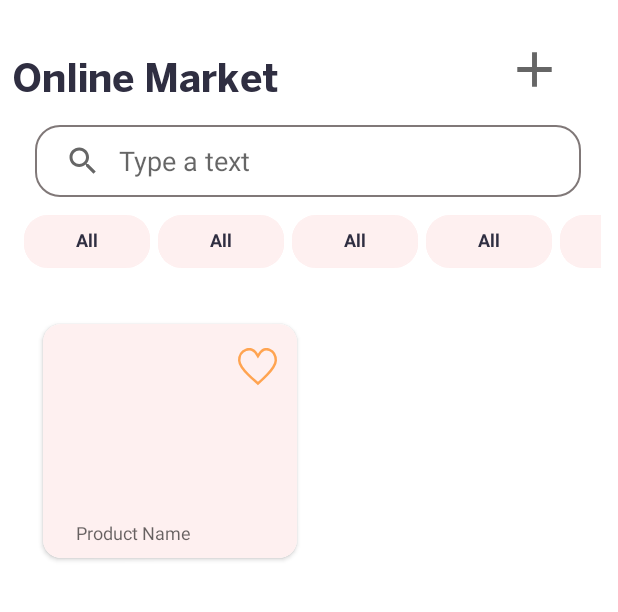
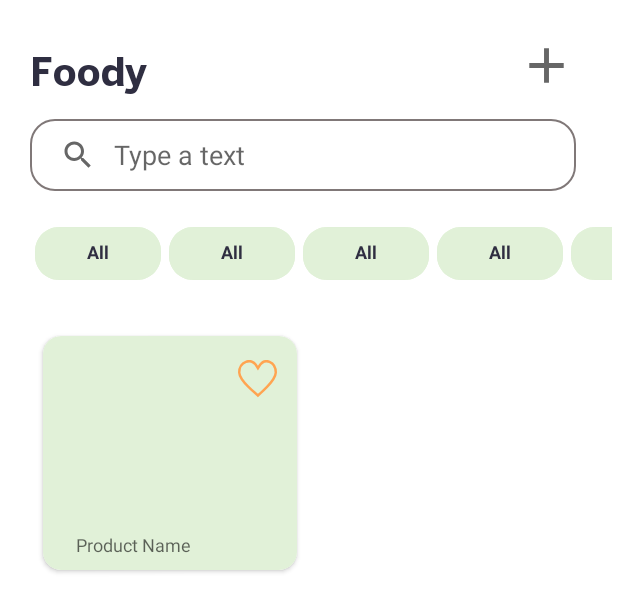
Before and after one commit to Hepsiburada-Mobil-Android-Bootcamp/Grup-E-Odev2, an Android app: the layout fragment_home_page.xml on its own in the app's theme, with its tools: preview values and no code run, on a phone screen of 412 x 824 dp. Shown: the top 612 px of the screen. Run offline under Robolectric (Android 15) with nearby library versions, the phone set to English and light mode, and no system bars.

```diff
--- a/app/src/main/java/com/android/market/MainActivity.kt
+++ b/app/src/main/java/com/android/market/MainActivity.kt
@@ -9,5 +9,6 @@ class MainActivity : AppCompatActivity() {
         super.onCreate(savedInstanceState)
         setContentView(R.layout.activity_main)
 
+
     }
 }
--- a/app/src/main/java/com/android/market/ui/fragments/AddNewProductFragment.kt
+++ b/app/src/main/java/com/android/market/ui/fragments/AddNewProductFragment.kt
@@ -30,8 +30,8 @@ class AddNewProductFragment : BottomSheetDialogFragment() {
         super.onViewCreated(view, savedInstanceState)
 
         //Spinner Adapter
-        ArrayAdapter.createFromResource(view.context,R.array.category,android.R.layout.simple_spinner_item).also { adapter ->
-            adapter.setDropDownViewResource(android.R.layout.simple_spinner_dropdown_item)
+        ArrayAdapter.createFromResource(view.context,R.array.category,android.R.layout.simple_spinner_item).also {
+                adapter -> adapter.setDropDownViewResource(android.R.layout.simple_spinner_dropdown_item)
             binding.categorySpinner.adapter = adapter
         }
         binding.categorySpinner.onItemSelectedListener = object : AdapterView.OnItemSelectedListener{
--- a/app/src/main/java/com/android/market/ui/home/CategoryListAdapter.kt
+++ b/app/src/main/java/com/android/market/ui/home/CategoryListAdapter.kt
@@ -8,7 +8,7 @@ import androidx.recyclerview.widget.RecyclerView
 import com.android.market.R
 import com.android.market.data.Product
 
-class CategoryListAdapter(private val productsList:List<Product>,val homeVM:HomeViewModel) : RecyclerView.Adapter<CategoryListAdapter.CategoryViewHolder>(){
+class CategoryListAdapter(private val productsList: List<Product>, val homeVM:HomeViewModel) : RecyclerView.Adapter<CategoryListAdapter.CategoryViewHolder>(){
     override fun onCreateViewHolder(
         parent: ViewGroup,
         viewType: Int
@@ -27,7 +27,6 @@ class CategoryListAdapter(private val productsList:List<Product>,val homeVM:Home
         }
     }
 
-
     override fun getItemCount(): Int = productsList.size
 
     class CategoryViewHolder(itemView: View) : RecyclerView.ViewHolder(itemView) {
--- a/app/src/main/java/com/android/market/ui/home/HomeViewModel.kt
+++ b/app/src/main/java/com/android/market/ui/home/HomeViewModel.kt
@@ -4,6 +4,7 @@ import androidx.appcompat.widget.SearchView
 import androidx.lifecycle.LiveData
 import androidx.lifecycle.MutableLiveData
 import androidx.lifecycle.ViewModel
+import com.android.market.R
 import com.android.market.api.Retrofit
 import com.android.market.data.Product
 import retrofit2.Call
--- a/app/src/main/res/drawable/category_btn_background.xml
+++ b/app/src/main/res/drawable/category_btn_background.xml
@@ -15,13 +15,13 @@
 
         <path
             android:pathData="M0 0V35H84V0"
-            android:fillColor="#FEF0F0"
+            android:fillColor="#e1f1d8"
             />
 
         <path
             android:pathData="M16 0H68C76.8366 0 84 7.16344 84 16V19C84 27.8366 76.8366 35 68 35H16C7.16344 35 0 27.8366 0 19V16C0 7.16344 7.16344 0 16 0Z"
             android:strokeWidth="1"
-            android:strokeColor="#FEF0F0"
+            android:strokeColor="#e1f1d8"
             />
 
     </group>
--- a/app/src/main/res/drawable/product_background.xml
+++ b/app/src/main/res/drawable/product_background.xml
@@ -15,7 +15,7 @@
 
         <path
             android:pathData="M0 0V150H140V0"
-            android:fillColor="#FEF0F0"
+            android:fillColor="#e1f1d8"
             />
 
     </group>
--- a/app/src/main/res/layout/activity_main.xml
+++ b/app/src/main/res/layout/activity_main.xml
@@ -2,11 +2,10 @@
 <androidx.constraintlayout.widget.ConstraintLayout xmlns:android="http://schemas.android.com/apk/res/android"
     xmlns:app="http://schemas.android.com/apk/res-auto"
     xmlns:tools="http://schemas.android.com/tools"
+    android:id="@+id/main"
     android:layout_width="match_parent"
     android:layout_height="match_parent"
-    android:id="@+id/main"
     tools:context=".MainActivity">
-
 
     <fragment
         android:id="@+id/fragmentContainerView"
@@ -20,5 +19,4 @@
         app:layout_constraintTop_toTopOf="parent"
         app:navGraph="@navigation/nav_graph" />
 
-
 </androidx.constraintlayout.widget.ConstraintLayout>
--- a/app/src/main/res/layout/fragment_home_page.xml
+++ b/app/src/main/res/layout/fragment_home_page.xml
@@ -18,13 +18,12 @@
             android:id="@+id/addButton"
             android:layout_width="@dimen/_30sdp"
             android:layout_height="@dimen/_30sdp"
-            android:layout_marginTop="16dp"
-            android:layout_marginEnd="36dp"
+            android:layout_marginTop="24dp"
+            android:layout_marginEnd="28dp"
             android:background="@drawable/ic_baseline_add_24"
-            app:layout_constraintBottom_toTopOf="@+id/SearchView"
+            app:layout_constraintBottom_toBottomOf="@+id/textView2"
             app:layout_constraintEnd_toEndOf="parent"
-            app:layout_constraintTop_toTopOf="parent"
-            app:layout_constraintVertical_bias="0.392">
+            app:layout_constraintTop_toTopOf="parent">
 
         </androidx.appcompat.widget.AppCompatButton>
 
@@ -32,14 +31,14 @@
             android:id="@+id/textView2"
             android:layout_width="wrap_content"
             android:layout_height="wrap_content"
-            android:layout_marginStart="8dp"
-            android:layout_marginTop="36dp"
+            android:layout_marginStart="20dp"
+            android:layout_marginTop="32dp"
             android:fontFamily="@font/newbentonsansbold"
-            android:text="Online Market"
+            android:text="Foody"
             android:textColor="@color/maintextcolor"
             android:textSize="@dimen/_20sdp"
-            app:layout_constraintEnd_toStartOf="@+id/appCompatButton"
-            app:layout_constraintHorizontal_bias="0.101"
+            app:layout_constraintEnd_toStartOf="@+id/addButton"
+            app:layout_constraintHorizontal_bias="0.0"
             app:layout_constraintStart_toStartOf="parent"
             app:layout_constraintTop_toTopOf="parent" />
 
@@ -48,12 +47,12 @@
             android:layout_width="@dimen/_280sdp"
             android:layout_height="wrap_content"
             android:layout_marginVertical="16dp"
-            android:layout_marginTop="28dp"
+            android:layout_marginTop="16dp"
             android:background="@drawable/searc_view_border"
             app:iconifiedByDefault="false"
-            app:layout_constraintEnd_toEndOf="parent"
-            app:layout_constraintHorizontal_bias="0.489"
-            app:layout_constraintStart_toStartOf="parent"
+            app:layout_constraintEnd_toEndOf="@+id/addButton"
+            app:layout_constraintHorizontal_bias="0.0"
+            app:layout_constraintStart_toStartOf="@+id/textView2"
             app:layout_constraintTop_toBottomOf="@+id/textView2"
             app:queryBackground="@android:color/transparent"
             app:queryHint="Type a text" />
@@ -62,12 +61,11 @@
             android:id="@+id/recycler1"
             android:layout_width="@dimen/_300sdp"
             android:layout_height="wrap_content"
-            android:layout_marginTop="12dp"
+            android:layout_marginTop="24dp"
+            android:layout_marginEnd="4dp"
             android:orientation="horizontal"
             app:layoutManager="androidx.recyclerview.widget.LinearLayoutManager"
             app:layout_constraintEnd_toEndOf="parent"
-            app:layout_constraintHorizontal_bias="0.476"
-            app:layout_constraintStart_toStartOf="parent"
             app:layout_constraintTop_toBottomOf="@+id/SearchView"
             tools:itemCount="10"
             tools:listitem="@layout/item_categories_list_card" />
--- a/app/src/main/res/values/colors.xml
+++ b/app/src/main/res/values/colors.xml
@@ -12,5 +12,8 @@
     <color name="purple_1">#6D61F2</color>
     <color name="extralight">#E1DFDF</color>
     <color name="maintextcolor">#2F2E41</color>
-
+    <color name="colorPrimary">#6200EE</color>
+    <color name="colorPrimaryDark">#3700B3</color>
+    <color name="colorAccent">#03DAC5</color>
+    <color name="blue">#7BCEFF</color>
 </resources>
```
Also changed, not shown: app/src/main/AndroidManifest.xml (+6 -7 lines), app/src/main/java/com/android/market/ui/home/HomeFragment.kt (+3 -9 lines), app/src/main/res/values/strings.xml (+15 -8 lines), app/src/main/res/values/styles.xml (+15 -35 lines).
